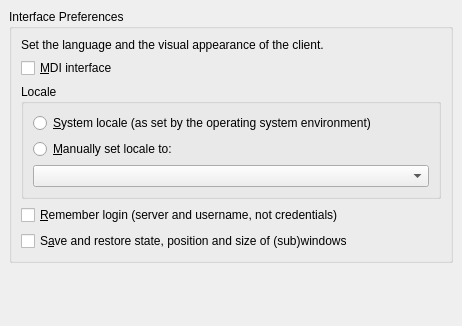
Wolframe/qtClient, file qt/PreferencesDialogInterface.ui: the form before one commit.
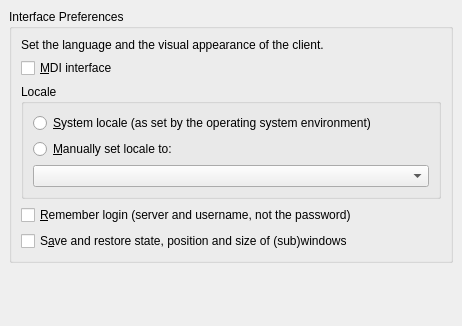
The form after the commit.

Commit message: small fix in interface dialog (from qtSkeleton)

```diff
--- a/qt/PreferencesDialogInterface.ui
+++ b/qt/PreferencesDialogInterface.ui
@@ -85,7 +85,7 @@
       <item row="4" column="0">
        <widget class="QCheckBox" name="rememberLogin">
         <property name="text">
-         <string>&amp;Remember login (server and username, not credentials)</string>
+         <string>&amp;Remember login (server and username, not the password)</string>
         </property>
        </widget>
       </item>
```
